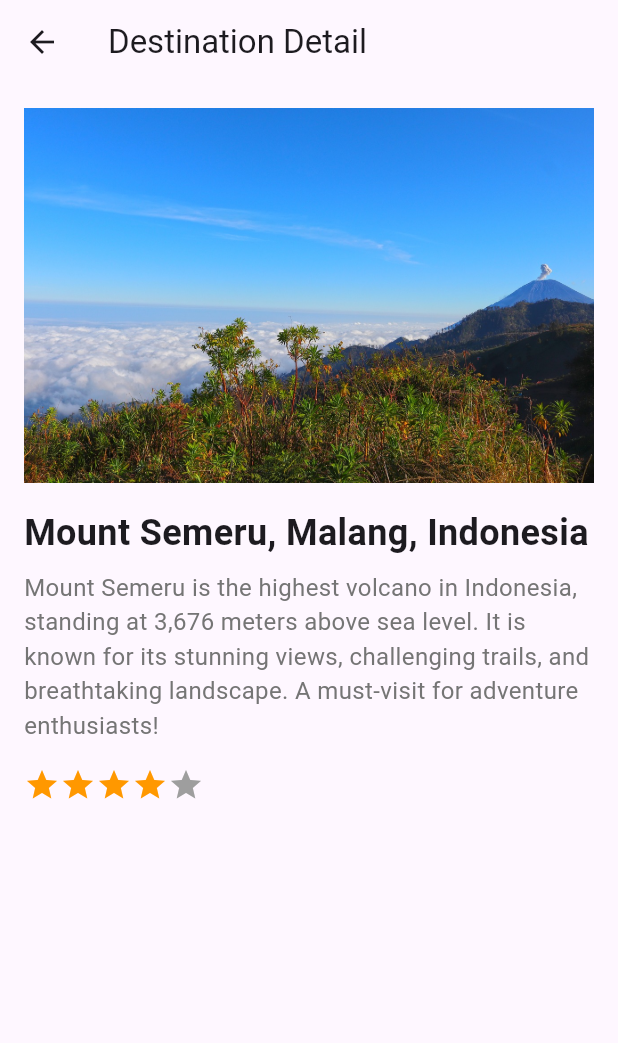
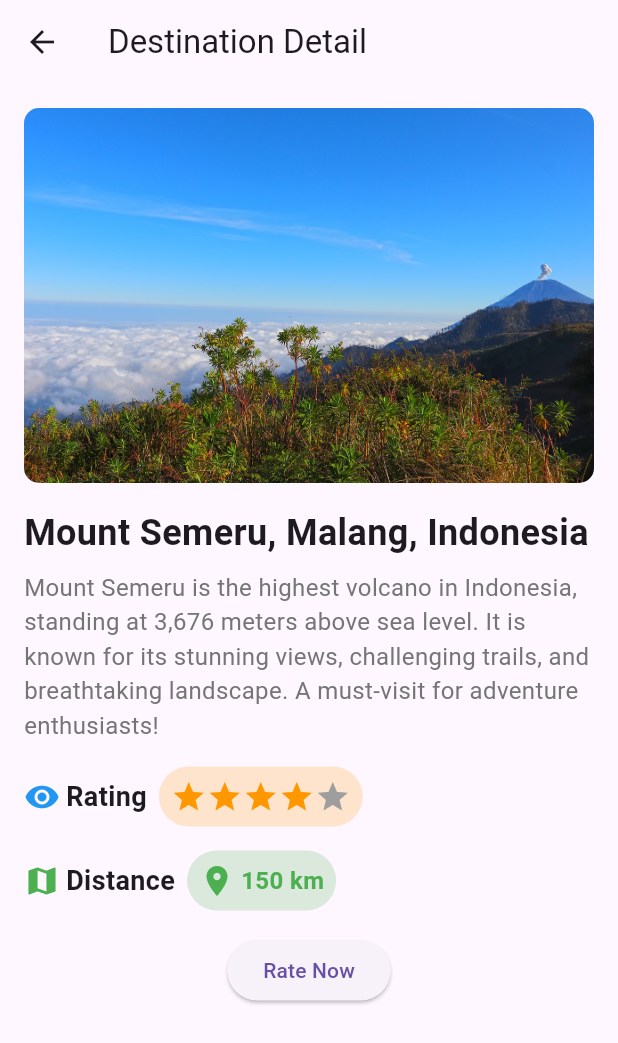
Before and after one commit to Takimoru/journey_await, a Flutter app: the DestinationDetail screen opened by its route, on a phone screen of 412 x 824 dp. Shown: the top 1043 px of the screen. Run offline on Flutter 3.47's test engine with Material 3 defaults, Android fonts, the phone set to English and light mode, and no system bars; our stand-ins replace shared_preferences; accounts and stored records are empty.

Commit message:
hasil sementara

```diff
--- a/lib/pages/destination_detail.dart
+++ b/lib/pages/destination_detail.dart
@@ -13,13 +13,19 @@ class DestinationDetail extends StatelessWidget {
           child: Column(
             crossAxisAlignment: CrossAxisAlignment.start,
             children: [
-              Image.asset(
+              // Image with rounded corners
+              ClipRRect(
+                borderRadius: BorderRadius.circular(10),
+                child: Image.asset(
                   'assets/semeru.jpg',
                   height: 250,
                   width: double.infinity,
                   fit: BoxFit.cover,
                 ),
-              SizedBox(height: 16),
+              ),
+              SizedBox(height: 16), // Space under the image
+
+              // Title text
               Text(
                 'Mount Semeru, Malang, Indonesia',
                 style: TextStyle(
@@ -27,7 +33,9 @@ class DestinationDetail extends StatelessWidget {
                   fontWeight: FontWeight.bold,
                 ),
               ),
-              SizedBox(height: 8),
+              SizedBox(height: 8), // Space under the title
+
+              // Description text
               Text(
                 'Mount Semeru is the highest volcano in Indonesia, standing at 3,676 meters above sea level. It is known for its stunning views, challenging trails, and breathtaking landscape. A must-visit for adventure enthusiasts!',
                 style: TextStyle(
@@ -35,14 +43,91 @@ class DestinationDetail extends StatelessWidget {
                   color: Colors.grey[600],
                 ),
               ),
-              SizedBox(height: 16),
+              SizedBox(height: 16), // Space under the description
+
+              // Subtitle for rating with eye icon and star ratings in a rounded container
               Row(
+                children: [
+                  Icon(Icons.remove_red_eye, color: Colors.blue),
+                  SizedBox(width: 4),
+                  Text(
+                    'Rating',
+                    style: TextStyle(
+                      fontSize: 18,
+                      fontWeight: FontWeight.bold,
+                    ),
+                  ),
+                  SizedBox(width: 8), // Space between text and the rating container
+                  Container(
+                    padding: EdgeInsets.all(8),
+                    decoration: BoxDecoration(
+                      color: Colors.orange.withOpacity(0.2),
+                      borderRadius: BorderRadius.circular(20),
+                    ),
+                    child: Row(
                       children: List.generate(5, (index) {
                         return Icon(
                           Icons.star,
                           color: index < 4 ? Colors.orange : Colors.grey,
                         );
                       }),
+                    ),
+                  ),
+                ],
+              ),
+              SizedBox(height: 16), // Space under the rating row
+
+              // Subtitle for distance in km with map icon in a rounded container
+              Row(
+                children: [
+                  Icon(Icons.map, color: Colors.green),
+                  SizedBox(width: 4),
+                  Text(
+                    'Distance',
+                    style: TextStyle(
+                      fontSize: 18,
+                      fontWeight: FontWeight.bold,
+                    ),
+                  ),
+                  SizedBox(width: 8), // Space between text and the distance container
+                  Container(
+                    padding: EdgeInsets.all(8),
+                    decoration: BoxDecoration(
+                      color: Colors.green.withOpacity(0.2),
+                      borderRadius: BorderRadius.circular(20),
+                    ),
+                    child: Row(
+                      children: [
+                        Icon(Icons.location_on, color: Colors.green),
+                        SizedBox(width: 4),
+                        Text(
+                          '150 km',
+                          style: TextStyle(
+                            fontSize: 16,
+                            fontWeight: FontWeight.bold,
+                            color: Colors.green,
+                          ),
+                        ),
+                      ],
+                    ),
+                  ),
+                ],
+              ),
+              SizedBox(height: 16), // Space under the distance row
+
+              // Interactive rating button
+              Center(
+                child: ElevatedButton(
+                  onPressed: () {
+                    // Action when the button is pressed
+                  },
+                  child: Text('Rate Now'),
+                  style: ElevatedButton.styleFrom(
+                    shape: RoundedRectangleBorder(
+                      borderRadius: BorderRadius.circular(20),
+                    ),
+                  ),
+                ),
               ),
             ],
           ),
--- a/pubspec.yaml
+++ b/pubspec.yaml
@@ -30,6 +30,7 @@ environment:
 dependencies:
   flutter:
     sdk: flutter
+  http: ^1.2.1
   shared_preferences: ^2.1.0
 
 
```
Also changed, not shown: lib/login page/loginpage.dart (+1 -11 lines), lib/login page/register.dart (+46 -21 lines), lib/pages/home_page.dart (+40 -46 lines), assets/madakaripura.jpg (added), assets/pic1.png (added), assets/pic2.jpg (added), assets/pic3.jpg (added), pubspec.lock. Lines whose indentation alone changed are shown as unchanged.
